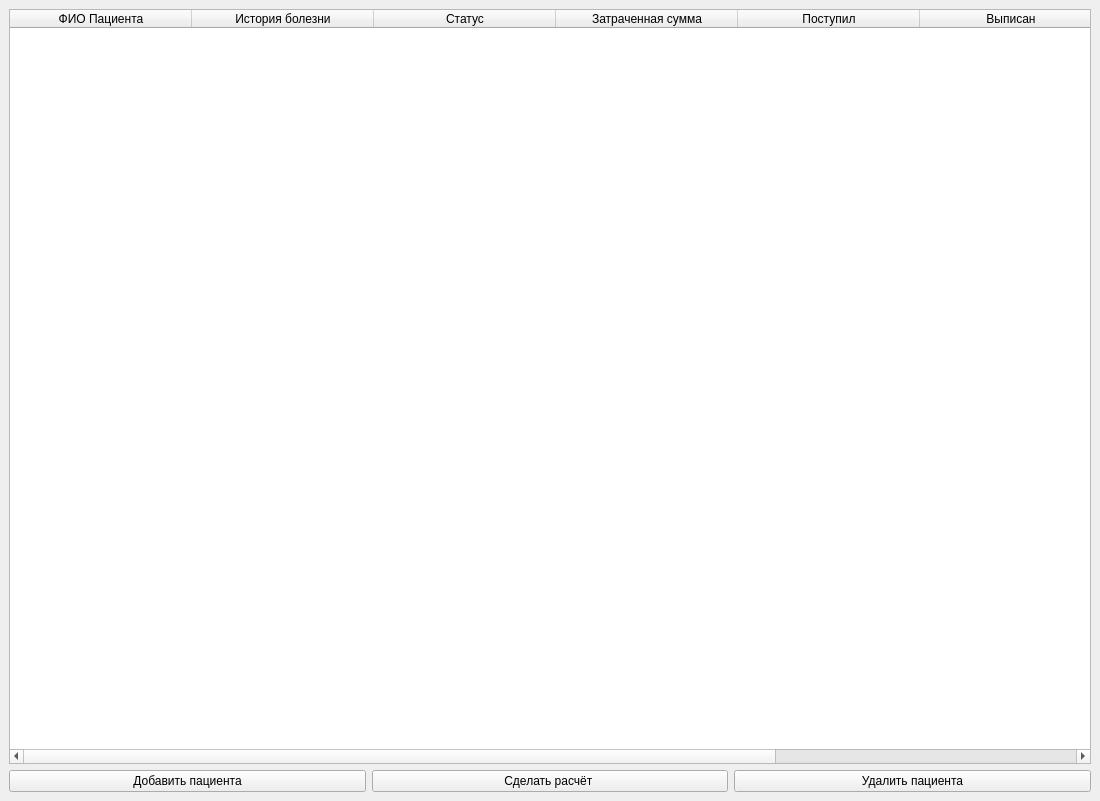
First picture: the form in UI_files/MainWindow.ui, repository Vofanchik/patient_estimate, before the edit.
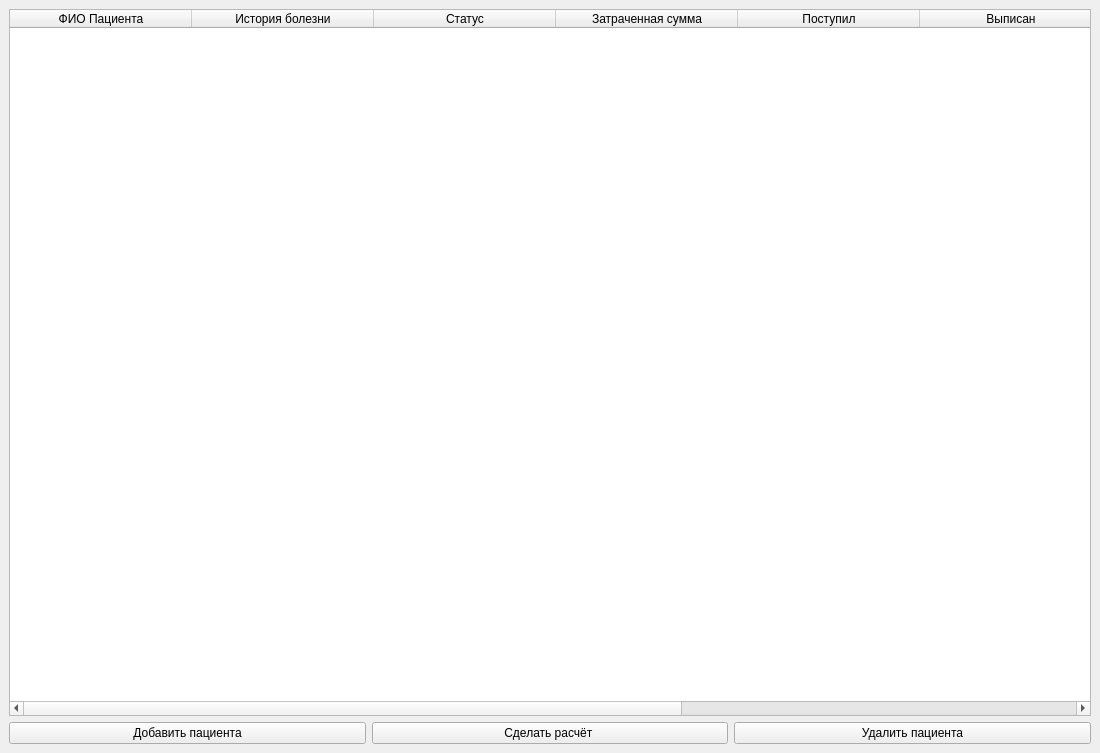
Second picture: the form after the edit.

```diff
--- a/UI_files/MainWindow.ui
+++ b/UI_files/MainWindow.ui
@@ -7,7 +7,7 @@
     <x>0</x>
     <y>0</y>
     <width>1100</width>
-    <height>801</height>
+    <height>753</height>
    </rect>
   </property>
   <property name="windowTitle">
@@ -113,6 +113,11 @@
         <string>ID</string>
        </property>
       </column>
+      <column>
+       <property name="text">
+        <string>Отделение</string>
+       </property>
+      </column>
      </widget>
     </item>
    </layout>
```
Left out of the diff: 6 changed lines with no effect on the pictures.
